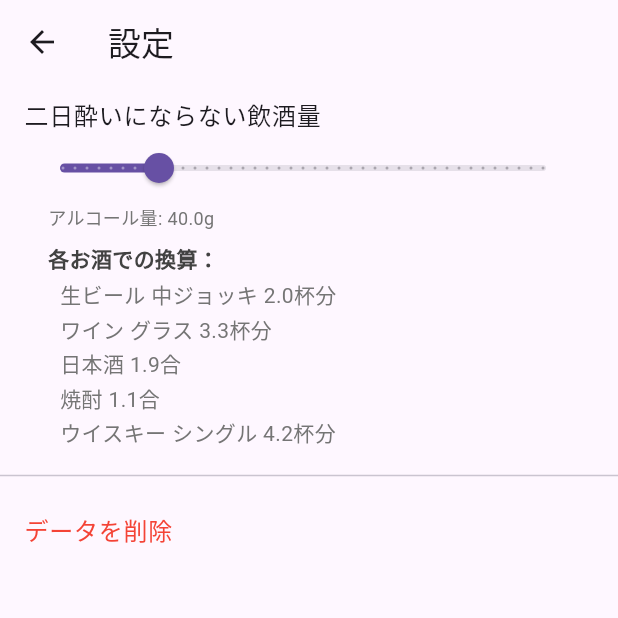
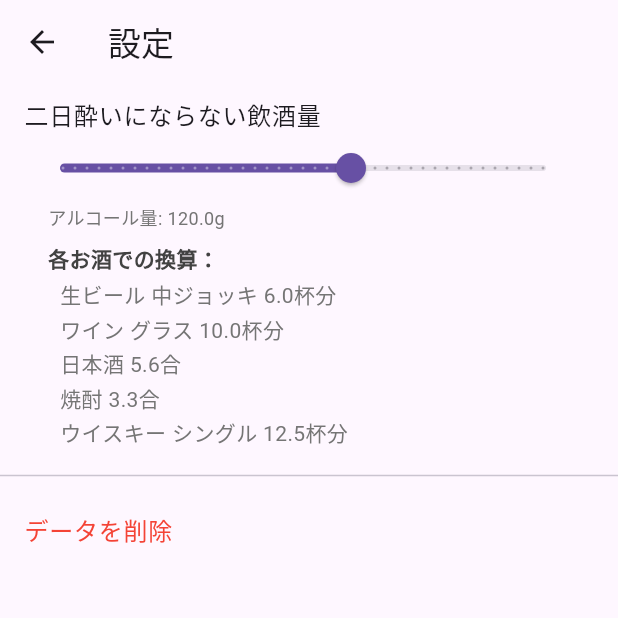
Before and after one commit to cbryotaro/alcohol_counter, a Flutter app: the screen it shows after launch, after a tap on the "settings" icon, on a phone screen of 412 x 824 dp, the top half of it. Run offline on Flutter 3.47's test engine with Material 3 defaults, Android fonts, the phone set to English and light mode, and no system bars; our stand-ins replace shared_preferences.

Commit message:
初期目標は6杯

```diff
--- a/lib/screens/main_screen.dart
+++ b/lib/screens/main_screen.dart
@@ -62,7 +62,7 @@ class _MainScreenState extends State<MainScreen> {
 
   Future<void> _loadData() async {
     final prefs = await SharedPreferences.getInstance();
-    final dailyLimit = prefs.getDouble('dailyLimit') ?? 3.0;
+    final dailyLimit = prefs.getDouble('dailyLimit') ?? 6.0;  // デフォルト6杯（120g）
 
     final historyJson = prefs.getString('drinkHistory') ?? '[]';
     final historyList = jsonDecode(historyJson) as List;
@@ -89,7 +89,7 @@ class _MainScreenState extends State<MainScreen> {
 
   Future<void> _loadDailyLimit() async {
     final prefs = await SharedPreferences.getInstance();
-    final dailyLimit = prefs.getDouble('dailyLimit') ?? 3.0;
+    final dailyLimit = prefs.getDouble('dailyLimit') ?? 6.0;  // デフォルト6杯（120g）
     setState(() {
       _dailyLimit = dailyLimit;
     });
--- a/lib/screens/settings_screen.dart
+++ b/lib/screens/settings_screen.dart
@@ -10,7 +10,7 @@ class SettingsScreen extends StatefulWidget {
 
 class _SettingsScreenState extends State<SettingsScreen> {
   late SharedPreferences _prefs;
-  double _dailyLimitGrams = 40.0; // デフォルト値を40g（ビール中ジョッキ2杯分）に設定
+  double _dailyLimitGrams = 120.0; // デフォルト値を120g（ビール中ジョッキ6杯分）に設定
 
   // 各お酒1杯あたりのアルコール量（g）を計算するメソッド
   double _getAlcoholGramsPerDrink(String drinkType) {
@@ -60,8 +60,8 @@ class _SettingsScreenState extends State<SettingsScreen> {
     _prefs = await SharedPreferences.getInstance();
     setState(() {
       // 既存のデータを変換（杯数からグラム数に）
-      final oldValue = _prefs.getDouble('dailyLimit') ?? 2.0;
-      _dailyLimitGrams = _prefs.getDouble('dailyLimitGrams') ?? (oldValue * 20.0);
+      final oldValue = _prefs.getDouble('dailyLimit') ?? 6.0;  // デフォルト6杯
+      _dailyLimitGrams = _prefs.getDouble('dailyLimitGrams') ?? (oldValue * 20.0);  // 120g
     });
   }
 
```
